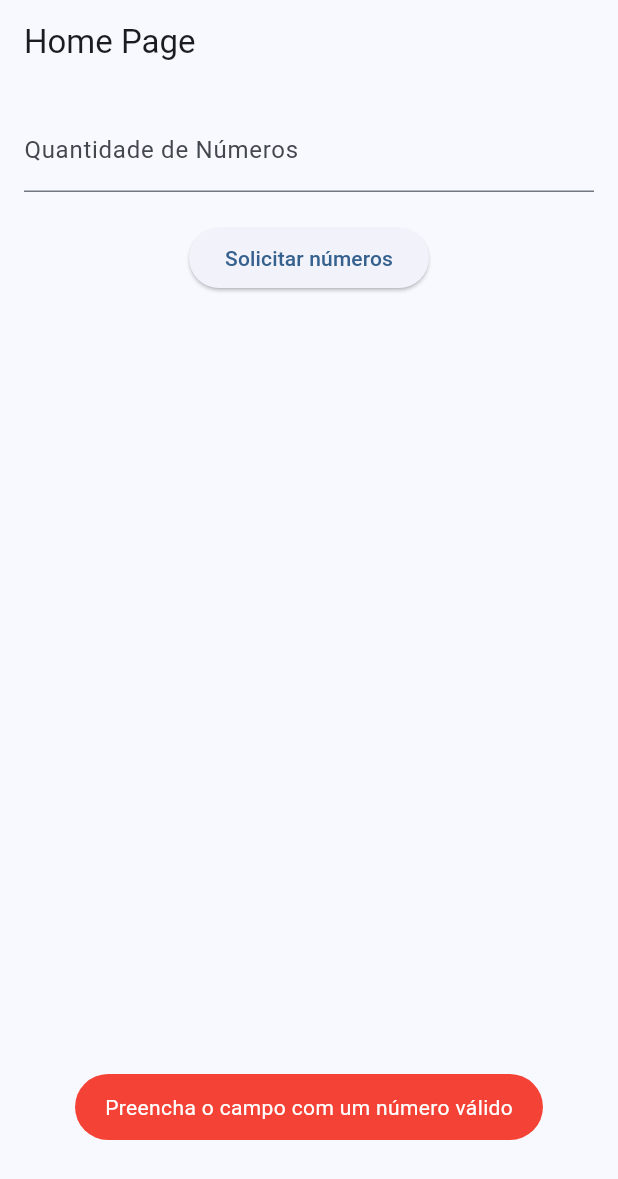
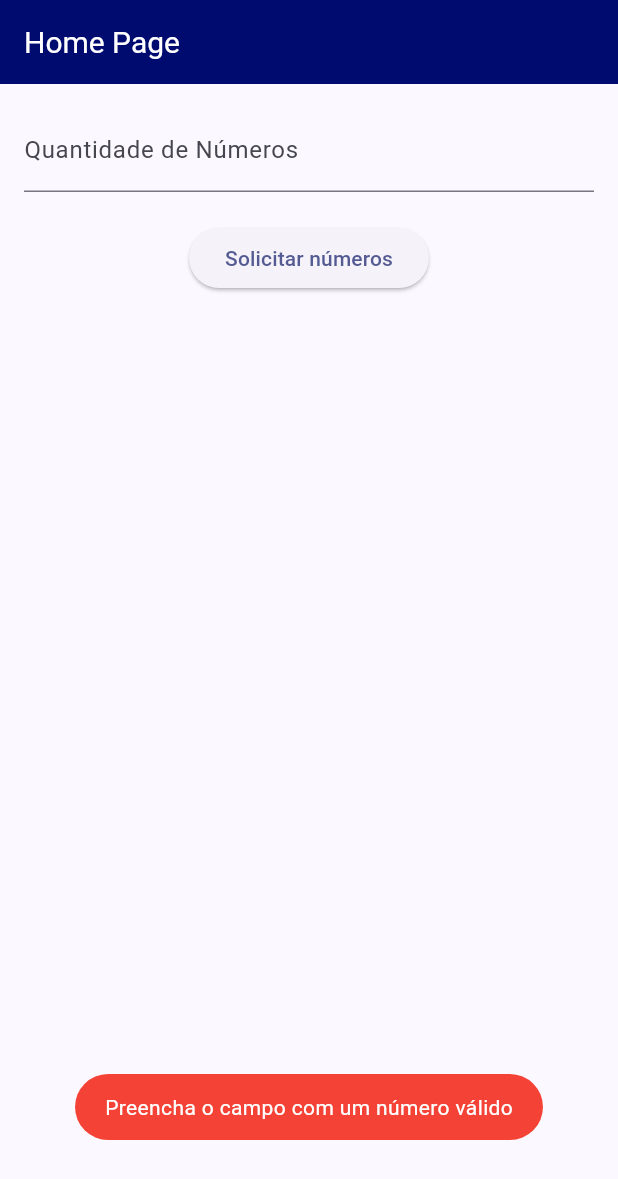
Before and after one commit to nicolasteixeira3856/flutter_test_vm, a Flutter app: the screen it shows after launch, after a tap on "Solicitar números", on a phone screen of 412 x 824 dp. Shown: the top 1179 px of the screen. Run offline on Flutter 3.47's test engine with Material 3 defaults, Android fonts, the phone set to English and light mode, and no system bars; our stand-ins replace equatable, flutter_bloc, flutter_dotenv, fluttertoast, get_it, go_router.

Commit message:
add readme, small layout adjustments

```diff
--- a/exam_app/lib/core/config/theme/theme.dart
+++ b/exam_app/lib/core/config/theme/theme.dart
@@ -1,7 +1,17 @@
 import 'package:flutter/material.dart';
 
+// coverage:ignore-file
+
+// Abstrair em um arquivo colors.dart para evitar repetições
 final ThemeData appTheme = ThemeData(
   useMaterial3: true,
-  colorScheme: ColorScheme.fromSeed(seedColor: Colors.blue),
-  primaryColor: Colors.blue,
+  colorScheme: ColorScheme.fromSeed(seedColor: const Color(0xFF000b70)),
+  appBarTheme: const AppBarTheme(
+    backgroundColor: Color(0xFF000b70),
+    foregroundColor: Colors.white,
+    titleTextStyle: TextStyle(fontSize: 20, color: Colors.white),
+    surfaceTintColor: Color(0xFF000b70),
+    centerTitle: false,
+  ),
+  primaryColor: const Color(0xFF000b70),
 );
--- a/exam_app/lib/di.dart
+++ b/exam_app/lib/di.dart
@@ -21,8 +21,4 @@ void initializeDependencyInjection() {
       () => GetRandomNumbersUseCaseImpl(repository: getIt<ExamRepository>()));
   getIt.registerFactory<CheckOrderUseCase>(
       () => CheckOrderUseCaseImpl(repository: getIt<ExamRepository>()));
-  /*getIt.registerFactory(() => ExamCubit(
-        getRandomNumbersUseCaseImpl: getIt<GetRandomNumbersUseCaseImpl>(),
-        checkOrderUseCase: getIt<CheckOrderUseCaseImpl>(),
-      ));*/
 }
--- a/exam_app/lib/features/exam/domain/entities/number_list.dart
+++ b/exam_app/lib/features/exam/domain/entities/number_list.dart
@@ -1,5 +1,4 @@
 class NumberList {
   final List<int> numbers;
-
   NumberList({required this.numbers});
 }
--- a/exam_app/lib/features/exam/presentation/cubit/exam_cubit.dart
+++ b/exam_app/lib/features/exam/presentation/cubit/exam_cubit.dart
@@ -30,6 +30,11 @@ class ExamCubit extends Cubit<ExamState> {
       final numberList = await getRandomNumbersUseCase(quantity);
       emit(ExamLoaded(numbers: numberList.numbers, isInOrder: null));
     } catch (e) {
+      if (e.toString().contains(
+          'ClientException with SocketException: Connection refused')) {
+        emit(ExamError('Falha de conexão, verifique se a API está rodando e a URL no arquivo .env e tente novamente.'));
+        return;
+      }
       emit(ExamError(e.toString()));
     }
   }
--- a/exam_app/lib/features/exam/presentation/pages/home_page.dart
+++ b/exam_app/lib/features/exam/presentation/pages/home_page.dart
@@ -7,7 +7,7 @@ class HomePage extends StatefulWidget {
   const HomePage({super.key});
 
   @override
-  _HomePageState createState() => _HomePageState();
+  State<HomePage> createState() => _HomePageState();
 }
 
 class _HomePageState extends State<HomePage> {
@@ -20,7 +20,7 @@ class _HomePageState extends State<HomePage> {
         title: const Text('Home Page'),
       ),
       body: Padding(
-        padding: const EdgeInsets.all(16.0),
+        padding: const EdgeInsets.all(16),
         child: Column(
           children: [
             TextField(
@@ -37,13 +37,13 @@ class _HomePageState extends State<HomePage> {
                   FocusManager.instance.primaryFocus?.unfocus();
                   context.pushNamed(NamedRoutes.randomNumbers, extra: quantity);
                   _controller.text = '';
-                } else {
-                  Fluttertoast.showToast(
-                    msg: 'Preencha o campo com um número válido',
-                    backgroundColor: Colors.red,
-                    textColor: Colors.white,
-                  );
+                  return;
                 }
+                Fluttertoast.showToast(
+                  msg: 'Preencha o campo com um número válido',
+                  backgroundColor: Colors.red,
+                  textColor: Colors.white,
+                );
               },
               child: const Text('Solicitar números'),
             ),
--- a/exam_app/lib/main.dart
+++ b/exam_app/lib/main.dart
@@ -6,6 +6,7 @@ import 'package:flutter_dotenv/flutter_dotenv.dart';
 import 'core/config/theme/theme.dart';
 
 void main() async {
+  WidgetsFlutterBinding.ensureInitialized();
   await dotenv.load(fileName: ".env");
   initializeDependencyInjection();
   runApp(const MyApp());
```
Also changed, not shown: exam_app/lib/features/exam/presentation/pages/random_numbers_page.dart (+7 -2 lines), 1 other file.
